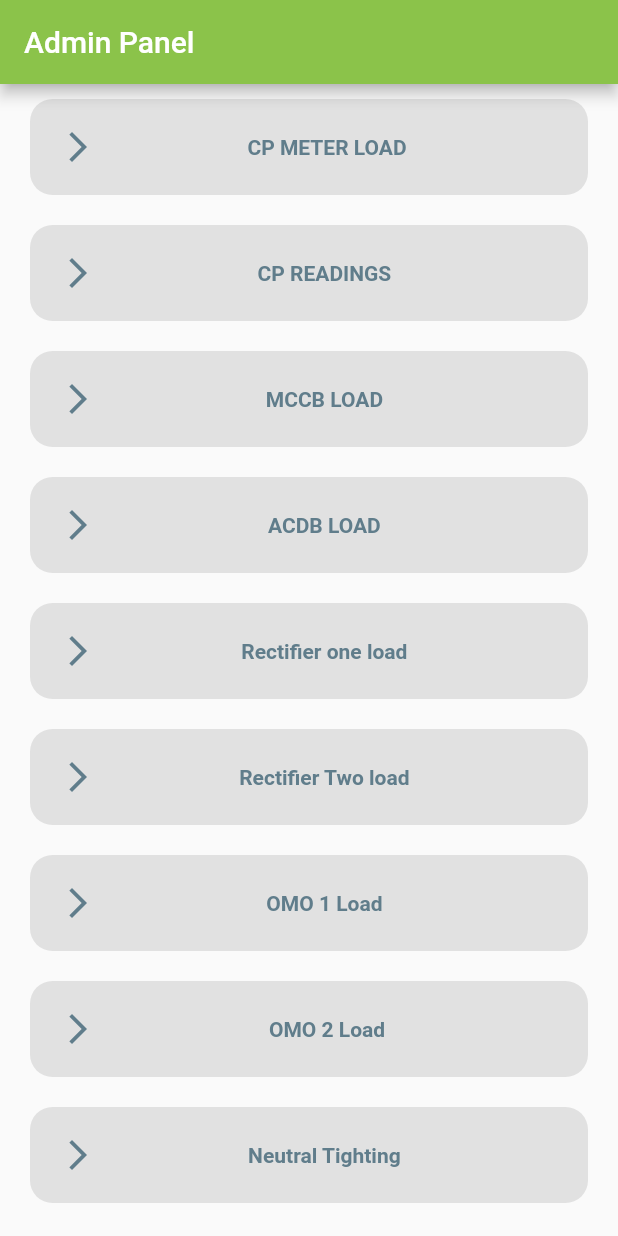
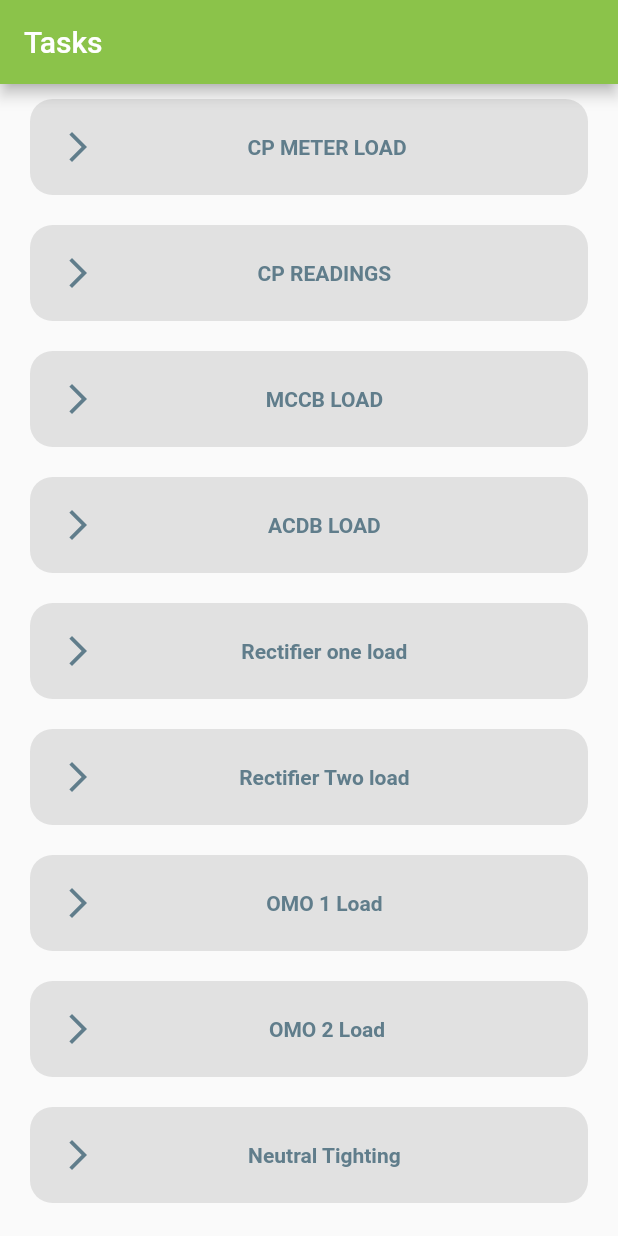
Before and after one commit to zyn10/Zong_Load_Collector, a Flutter app: the screen it shows after launch, on a phone screen of 412 x 824 dp. Run offline on Flutter 3.47's test engine with Material 2 defaults, Android fonts, the phone set to English and light mode, and no system bars.

```diff
--- a/lib/home.dart
+++ b/lib/home.dart
@@ -12,7 +12,7 @@ class _HomeScreenState extends State<HomeScreen> {
     return Scaffold(
       appBar: AppBar(
         backgroundColor: Colors.lightGreen,
-        title: const Text("Admin Panel"),
+        title: const Text("Tasks"),
       ),
       body: SingleChildScrollView(
         child: Column(
```
